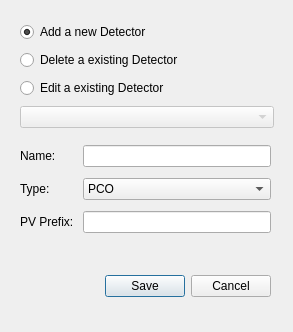
First picture: the form in branches/private/AustralianSynchrotron/proj2253/applications/QEGuiApp/src/DetectorEditor.ui, repository andrewrhyder/epicsqt, before the edit.
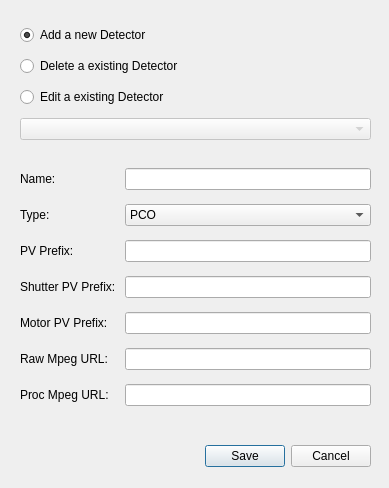
Second picture: the form after the edit.

The edit to the form file:
```diff
--- a/branches/private/AustralianSynchrotron/proj2253/applications/QEGuiApp/src/DetectorEditor.ui
+++ b/branches/private/AustralianSynchrotron/proj2253/applications/QEGuiApp/src/DetectorEditor.ui
@@ -9,8 +9,8 @@
    <rect>
     <x>0</x>
     <y>0</y>
-    <width>293</width>
-    <height>332</height>
+    <width>389</width>
+    <height>488</height>
    </rect>
   </property>
   <property name="windowTitle">
@@ -22,8 +22,8 @@
    </property>
    <property name="geometry">
     <rect>
-     <x>20</x>
-     <y>270</y>
+     <x>120</x>
+     <y>440</y>
      <width>251</width>
      <height>32</height>
     </rect>
@@ -39,16 +39,23 @@
    <property name="geometry">
     <rect>
      <x>20</x>
-     <y>140</y>
-     <width>251</width>
-     <height>101</height>
+     <y>160</y>
+     <width>351</width>
+     <height>255</height>
     </rect>
    </property>
    <layout class="QGridLayout" name="gridLayout">
-    <item row="0" column="0">
-     <widget class="QLabel" name="label">
+    <item row="5" column="0">
+     <widget class="QLabel" name="label_6">
       <property name="text">
-       <string>Name:</string>
+       <string>Raw Mpeg URL: </string>
+      </property>
+     </widget>
+    </item>
+    <item row="4" column="0">
+     <widget class="QLabel" name="label_5">
+      <property name="text">
+       <string>Motor PV Prefix: </string>
       </property>
      </widget>
     </item>
@@ -66,13 +73,6 @@
       </property>
      </widget>
     </item>
-    <item row="0" column="1">
-     <widget class="QLineEdit" name="detectorName">
-      <property name="enabled">
-       <bool>true</bool>
-      </property>
-     </widget>
-    </item>
     <item row="1" column="1">
      <widget class="QComboBox" name="detectorTypeComboBox">
       <property name="enabled">
@@ -110,9 +110,49 @@
       </item>
      </widget>
     </item>
+    <item row="0" column="1">
+     <widget class="QLineEdit" name="detectorName">
+      <property name="enabled">
+       <bool>true</bool>
+      </property>
+     </widget>
+    </item>
+    <item row="0" column="0">
+     <widget class="QLabel" name="label">
+      <property name="text">
+       <string>Name:</string>
+      </property>
+     </widget>
+    </item>
     <item row="2" column="1">
      <widget class="QLineEdit" name="detectorPVPrefix"/>
     </item>
+    <item row="3" column="0">
+     <widget class="QLabel" name="label_4">
+      <property name="text">
+       <string>Shutter PV Prefix: </string>
+      </property>
+     </widget>
+    </item>
+    <item row="6" column="0">
+     <widget class="QLabel" name="label_7">
+      <property name="text">
+       <string>Proc Mpeg URL:</string>
+      </property>
+     </widget>
+    </item>
+    <item row="3" column="1">
+     <widget class="QLineEdit" name="shutterPVPrefix"/>
+    </item>
+    <item row="4" column="1">
+     <widget class="QLineEdit" name="motorPVPrefix"/>
+    </item>
+    <item row="5" column="1">
+     <widget class="QLineEdit" name="rawURL"/>
+    </item>
+    <item row="6" column="1">
+     <widget class="QLineEdit" name="procURL"/>
+    </item>
    </layout>
   </widget>
   <widget class="QWidget" name="gridLayoutWidget_2">
@@ -120,8 +160,8 @@
     <rect>
      <x>20</x>
      <y>20</y>
-     <width>254</width>
-     <height>113</height>
+     <width>351</width>
+     <height>129</height>
     </rect>
    </property>
    <layout class="QGridLayout" name="gridLayout_2">
```
